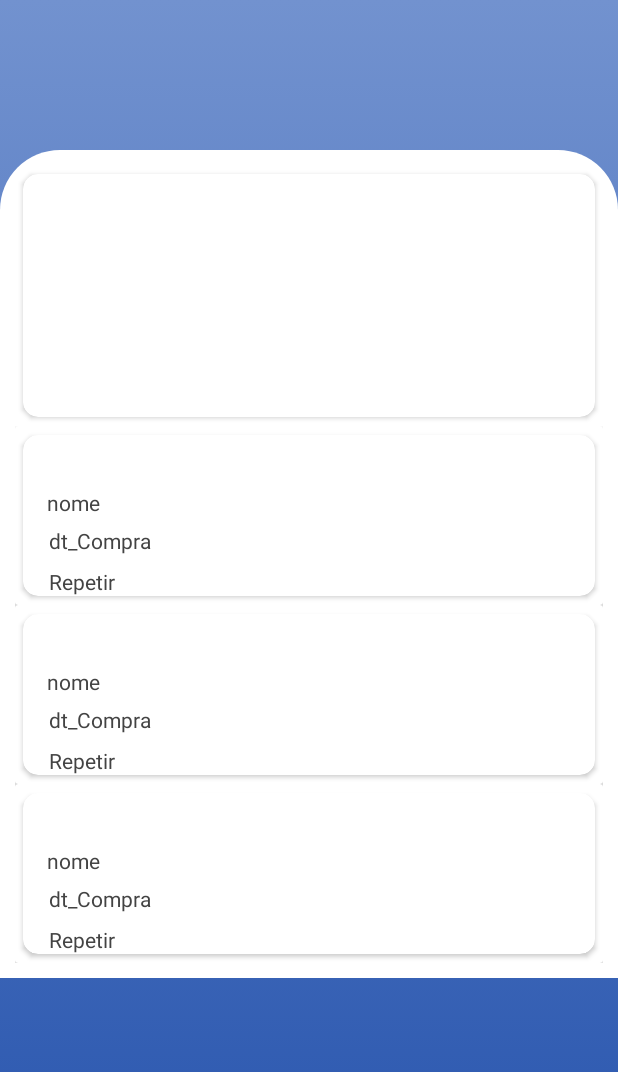
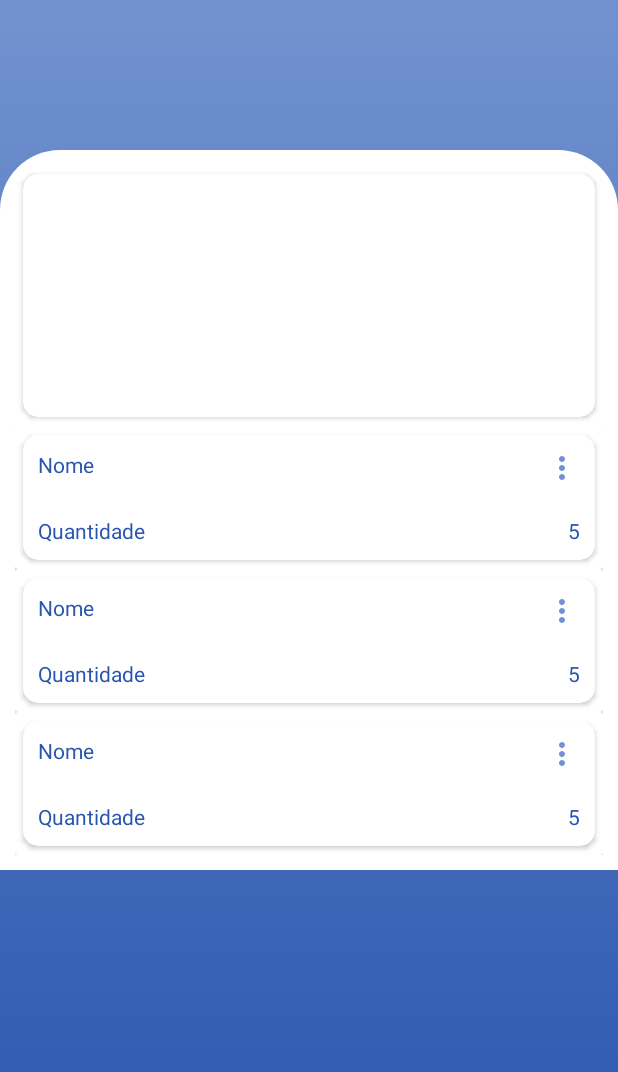
Before and after one commit to lffernandes/FIAP-mba3scjo-2021-GrupoA-SegundaEtapa, an Android app: the layout activity_lista.xml on its own in the app's theme, with its tools: preview values and no code run, on a phone screen of 412 x 824 dp. Shown: the top 1072 px of the screen. Run offline under Robolectric (Android 15) with nearby library versions, the light colour scheme and no system bars.

Commit message:
update itemCompra

```diff
--- /dev/null
+++ b/app/src/main/res/drawable/ic_baseline_more_vert_24.xml
@@ -0,0 +1,5 @@
+<vector android:height="24dp" android:tint="#7292CF"
+    android:viewportHeight="24" android:viewportWidth="24"
+    android:width="24dp" xmlns:android="http://schemas.android.com/apk/res/android">
+    <path android:fillColor="@android:color/white" android:pathData="M12,8c1.1,0 2,-0.9 2,-2s-0.9,-2 -2,-2 -2,0.9 -2,2 0.9,2 2,2zM12,10c-1.1,0 -2,0.9 -2,2s0.9,2 2,2 2,-0.9 2,-2 -0.9,-2 -2,-2zM12,16c-1.1,0 -2,0.9 -2,2s0.9,2 2,2 2,-0.9 2,-2 -0.9,-2 -2,-2z"/>
+</vector>
--- a/app/src/main/res/layout/item_compra.xml
+++ b/app/src/main/res/layout/item_compra.xml
@@ -5,7 +5,7 @@
 
 
     <androidx.cardview.widget.CardView
-        android:layout_width="wrap_content"
+        android:layout_width="match_parent"
         android:layout_height="wrap_content">
 
         <androidx.cardview.widget.CardView
@@ -14,10 +14,10 @@
             android:elevation="10dp"
             app:cardCornerRadius="10dp"
             app:cardUseCompatPadding="true"
-            card_view:cardCornerRadius="5dp">
+            card_view:cardCornerRadius="10dp">
 
             <LinearLayout
-                android:layout_width="wrap_content"
+                android:layout_width="match_parent"
                 android:layout_height="wrap_content"
                 android:orientation="vertical">
 
@@ -25,38 +25,56 @@
                     android:id="@+id/id"
                     android:layout_width="match_parent"
                     android:layout_height="match_parent"
+                    android:height="0dp"
+                    android:weight="0dp"
                     android:visibility="invisible"/>
 
-                <TextView
-                    android:id="@+id/nomeItem"
-                    android:layout_width="363dp"
-                    android:layout_height="wrap_content"
-                    android:layout_marginStart="16dp"
-                    android:layout_marginTop="16dp"
-                    android:layout_marginEnd="341dp"
-                    android:text="nome"
-                    android:textColor="@color/textoListas" />
+                <GridLayout
+                    android:layout_width="match_parent"
+                    android:layout_height="wrap_content">
 
-                <TextView
-                    android:id="@+id/qtdItem"
-                    android:layout_width="363dp"
-                    android:layout_height="wrap_content"
-                    android:layout_marginStart="17dp"
-                    android:layout_marginTop="6dp"
-                    android:layout_marginEnd="279dp"
-                    android:text="dt_Compra"
-                    android:textColor="@color/textoListas" />
+                    <TextView
+                        android:id="@+id/nomeItem"
+                        android:layout_width="wrap_content"
+                        android:layout_height="wrap_content"
+                        android:layout_row="0"
+                        android:layout_column="0"
+                        android:layout_margin="10dp"
+                        android:text="@string/nome_label"
+                        android:textColor="@color/colorAccent"/>
 
-                <TextView
-                    android:id="@+id/precoItem"
-                    android:layout_width="362dp"
-                    android:layout_height="wrap_content"
-                    android:layout_marginStart="17dp"
-                    android:layout_marginTop="8dp"
-                    android:layout_marginEnd="333dp"
-                    android:text="Repetir"
-                    android:textColor="@color/textoListas" />
+                    <ImageView
+                        android:id="@+id/btnItem"
+                        android:layout_width="wrap_content"
+                        android:layout_height="wrap_content"
+                        android:layout_row="0"
+                        android:layout_column="1"
+                        android:layout_margin="10dp"
+                        android:layout_gravity="end"
+                        android:src="@drawable/ic_baseline_more_vert_24"
+                        android:clickable="true"/>
 
+                    <TextView
+                        android:layout_width="wrap_content"
+                        android:layout_height="wrap_content"
+                        android:layout_row="1"
+                        android:layout_column="0"
+                        android:layout_gravity="end"
+                        android:layout_margin="10dp"
+                        android:text="@string/quantidade_label"
+                        android:textColor="@color/colorAccent" />
+
+                    <TextView
+                        android:id="@+id/qtdItem"
+                        android:layout_width="wrap_content"
+                        android:layout_height="wrap_content"
+                        android:layout_row="1"
+                        android:layout_column="1"
+                        android:layout_gravity="end"
+                        android:layout_margin="10dp"
+                        android:text="5"
+                        android:textColor="@color/colorAccent"/>
+                </GridLayout>
             </LinearLayout>
         </androidx.cardview.widget.CardView>
     </androidx.cardview.widget.CardView>
--- a/app/src/main/res/values/strings.xml
+++ b/app/src/main/res/values/strings.xml
@@ -23,6 +23,8 @@
     <string name="nova_lista_label">Nova Lista</string>
     <string name="repetir_label">Repetir</string>
     <string name="periodo_label">Período</string>
+    <string name="nome_label">Nome</string>
+    <string name="quantidade_label">Quantidade</string>
 
     <string-array name="periodo_array">
         <item>Semanal</item>
```
